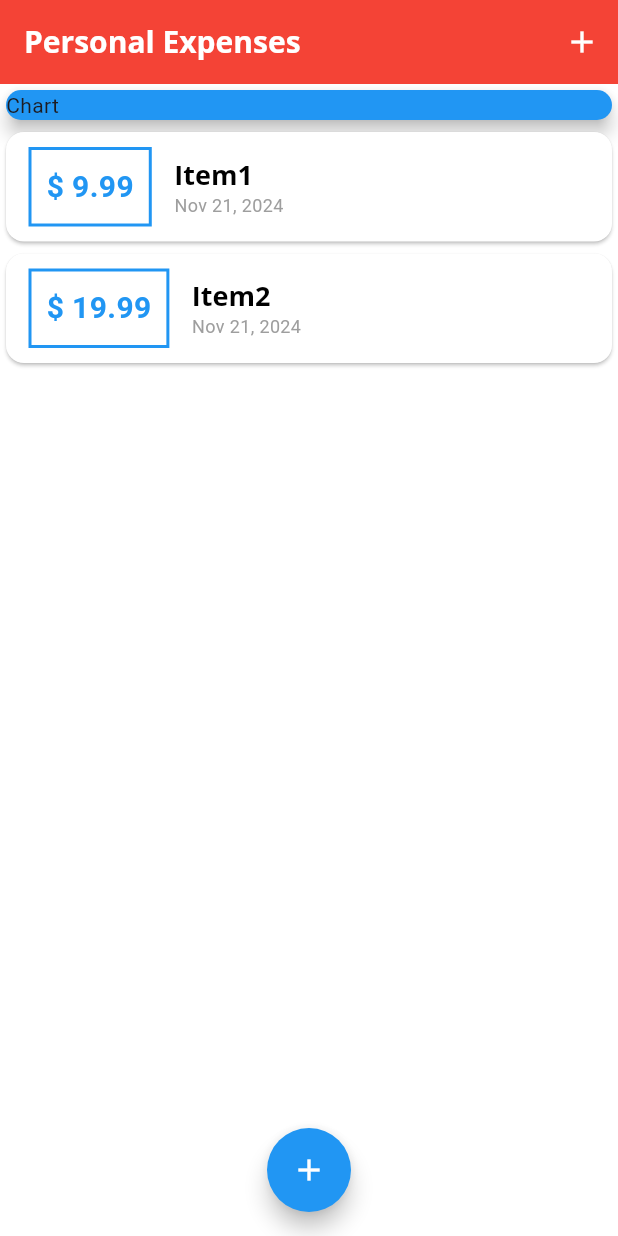
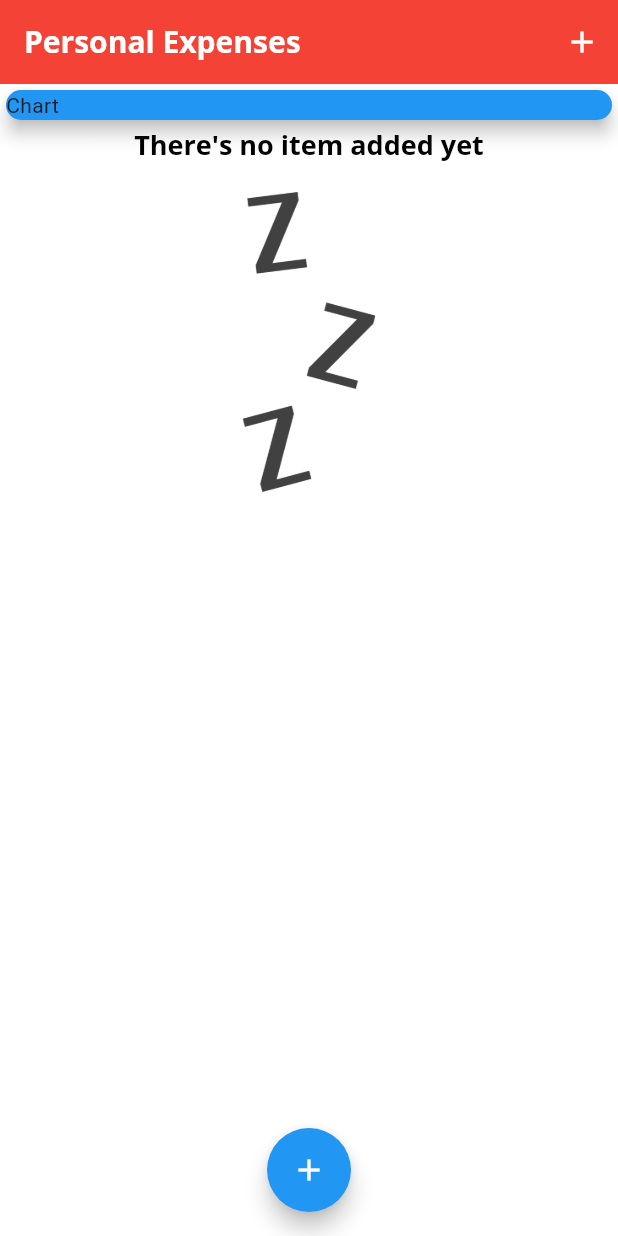
Before and after one commit to Trykea/Personal_expense_app, a Flutter app: the screen it shows after launch, on a phone screen of 412 x 824 dp. Run offline on Flutter 3.47's test engine with Material 3 defaults, Android fonts, the light colour scheme and no system bars.

Commit message:
added image for when the list is empty

```diff
--- a/lib/main.dart
+++ b/lib/main.dart
@@ -51,8 +51,8 @@ class MyHomePage extends StatefulWidget {
 
 class _MyHomePageState extends State<MyHomePage> {
   final List<Transaction> _userTransactions = [
-    Transaction(id: '1', title: 'Item1', amount: 9.99, date: DateTime.now()),
-    Transaction(id: '2', title: 'Item2', amount: 19.99, date: DateTime.now()),
+    // Transaction(id: '1', title: 'Item1', amount: 9.99, date: DateTime.now()),
+    // Transaction(id: '2', title: 'Item2', amount: 19.99, date: DateTime.now()),
   ];
 
   void _addNewTransaction(String addTitle, double addAmount) {
--- a/lib/widgets/transaction_list.dart
+++ b/lib/widgets/transaction_list.dart
@@ -2,16 +2,34 @@ import 'package:flutter/material.dart';
 import 'package:intl/intl.dart';
 
 import '../models/transaction.dart';
+
 class TransactionList extends StatelessWidget {
   final List<Transaction> transactions;
 
   TransactionList(this.transactions);
+
   @override
   Widget build(BuildContext context) {
     return Container(
       height: 400,
-        child: ListView.builder(
-          itemBuilder: (ctx,index) {
+      child: transactions.isEmpty
+          ? Column(
+              children: [
+                Text(
+                  'There\'s no item added yet',
+                  style: Theme.of(context).textTheme.headlineSmall,
+                ),
+                SizedBox(height: 20,),
+                Container(
+                    height: 200,
+                    child: Image.asset(
+                      'assets/images/waiting.png',
+                      fit: BoxFit.cover,
+                    ))
+              ],
+            )
+          : ListView.builder(
+              itemBuilder: (ctx, index) {
                 return Card(
                   child: Row(
                     children: [
@@ -23,8 +41,8 @@ class TransactionList extends StatelessWidget {
                               fontSize: 20,
                               color: Colors.blue),
                         ),
-                    margin: EdgeInsets.symmetric(
-                        vertical: 10, horizontal: 15),
+                        margin:
+                            EdgeInsets.symmetric(vertical: 10, horizontal: 15),
                         decoration: BoxDecoration(
                             border: Border.all(
                           color: Colors.blue,
@@ -35,11 +53,12 @@ class TransactionList extends StatelessWidget {
                       Container(
                         child: Column(
                           children: [
+                            Text(transactions[index].title,
+                                style:
+                                    Theme.of(context).textTheme.headlineSmall),
                             Text(
-                          transactions[index].title,
-                          style: Theme.of(context).textTheme.headlineSmall),
-                        Text(
-                          DateFormat.yMMMd().format(transactions[index].date),
+                              DateFormat.yMMMd()
+                                  .format(transactions[index].date),
                               style:
                                   TextStyle(fontSize: 12, color: Colors.grey),
                             )
@@ -55,7 +74,6 @@ class TransactionList extends StatelessWidget {
               },
               itemCount: transactions.length,
             ),
-
     );
   }
 }
--- a/pubspec.yaml
+++ b/pubspec.yaml
@@ -60,8 +60,8 @@ flutter:
   uses-material-design: true
 
   # To add assets to your application, add an assets section, like this:
-  # assets:
-  #   - images/a_dot_burr.jpeg
+  assets:
+    - assets/images/waiting.png
   #   - images/a_dot_ham.jpeg
 
   # An image asset can refer to one or more resolution-specific "variants", see
```
Also changed, not shown: assets/images/waiting.png (added). Lines whose indentation alone changed are shown as unchanged.
